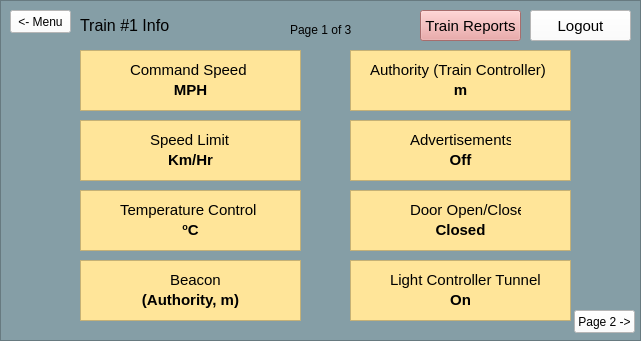
Above: src/UI/TrainModel/Train_Info_Page1.ui from aet37/ECE1140-Project before the change. Below: the same form after it.
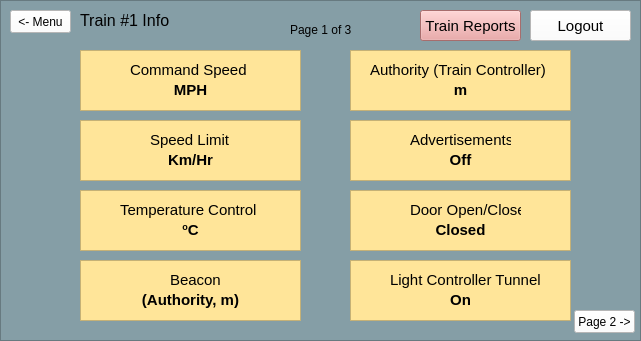
That is the form after the change.

Commit message: Update Train Model UI

```diff
--- a/src/UI/TrainModel/Train_Info_Page1.ui
+++ b/src/UI/TrainModel/Train_Info_Page1.ui
@@ -84,7 +84,7 @@
        <x>80</x>
        <y>10</y>
        <width>203</width>
-       <height>31</height>
+       <height>20</height>
       </rect>
      </property>
      <property name="font">
```
Left out of the diff: 4 changed lines with no effect on the pictures. The commit also changes 5 other files.
